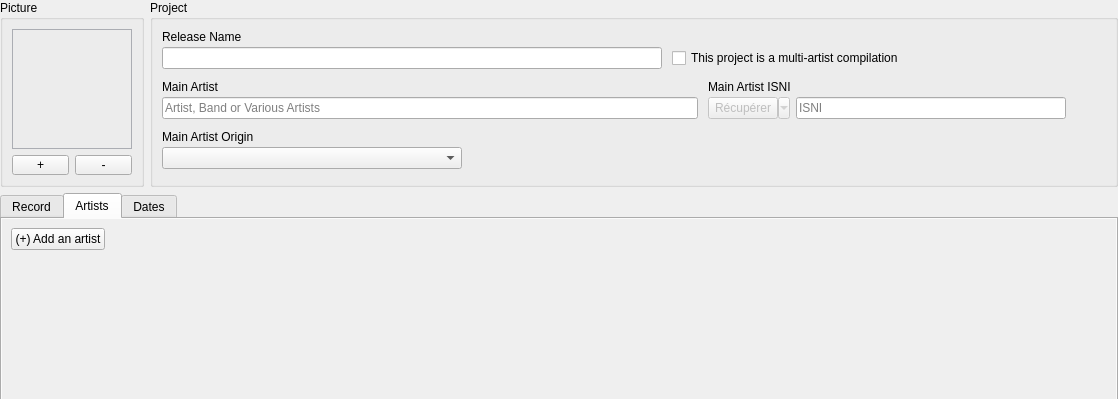
This is resources/ui/album_page.ui in Iconoclasteinc/tgit as Qt 5 draws it before an edit; both pictures show x 0 to 1118 and y 0 to 399 of the 1118 by 690 pixel window. The edited form follows.
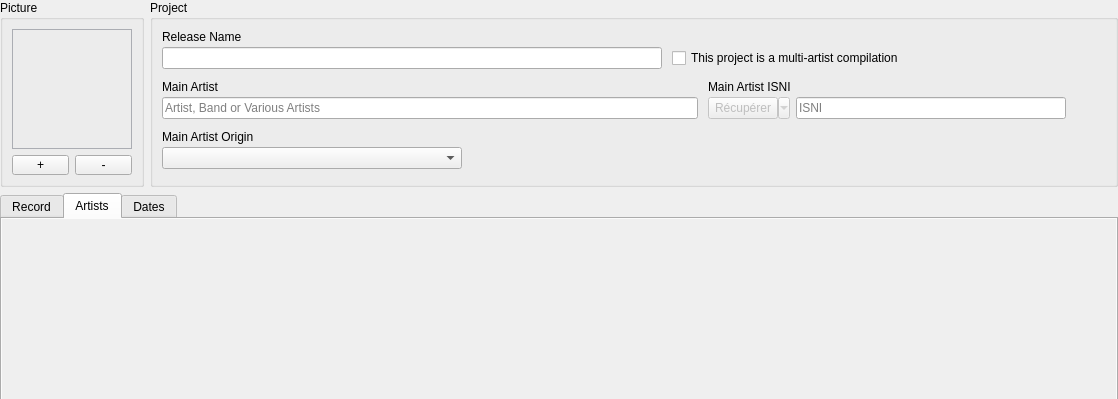
This is the edited form. The open tabs and pages were chosen to show the change. Custom widgets are drawn as their Qt base class.

Commit message: Move the artist table and each row to custom widgets.

```diff
--- a/resources/ui/album_page.ui
+++ b/resources/ui/album_page.ui
@@ -234,56 +234,7 @@
             <number>0</number>
            </property>
            <item>
-            <layout class="QVBoxLayout" name="_artists_table_container">
-             <property name="spacing">
-              <number>10</number>
-             </property>
-             <property name="leftMargin">
-              <number>1</number>
-             </property>
-            </layout>
-           </item>
-           <item>
-            <layout class="QHBoxLayout" name="_add_artist_button_container">
-             <property name="spacing">
-              <number>0</number>
-             </property>
-             <property name="leftMargin">
-              <number>0</number>
-             </property>
-             <property name="topMargin">
-              <number>0</number>
-             </property>
-             <property name="rightMargin">
-              <number>0</number>
-             </property>
-             <item>
-              <widget class="QPushButton" name="_add_artist_button">
-               <property name="cursor">
-                <cursorShape>PointingHandCursor</cursorShape>
-               </property>
-               <property name="focusPolicy">
-                <enum>Qt::StrongFocus</enum>
-               </property>
-               <property name="text">
-                <string>(+) Add an artist</string>
-               </property>
-              </widget>
-             </item>
-             <item>
-              <spacer name="horizontalSpacer">
-               <property name="orientation">
-                <enum>Qt::Horizontal</enum>
-               </property>
-               <property name="sizeHint" stdset="0">
-                <size>
-                 <width>40</width>
-                 <height>20</height>
-                </size>
-               </property>
-              </spacer>
-             </item>
-            </layout>
+            <widget class="ArtistsTable" name="_artists_table_container" native="true"/>
            </item>
            <item>
             <spacer name="verticalSpacer_2">
@@ -792,6 +743,12 @@
    <extends>QDateEdit</extends>
    <header>tgit.ui.widgets.date_picker</header>
   </customwidget>
+  <customwidget>
+   <class>ArtistsTable</class>
+   <extends>QWidget</extends>
+   <header>tgit.ui.pages.album_edition_page</header>
+   <container>1</container>
+  </customwidget>
  </customwidgets>
  <resources>
   <include location="../resources.qrc"/>
```
The commit also changes 8 other files.
